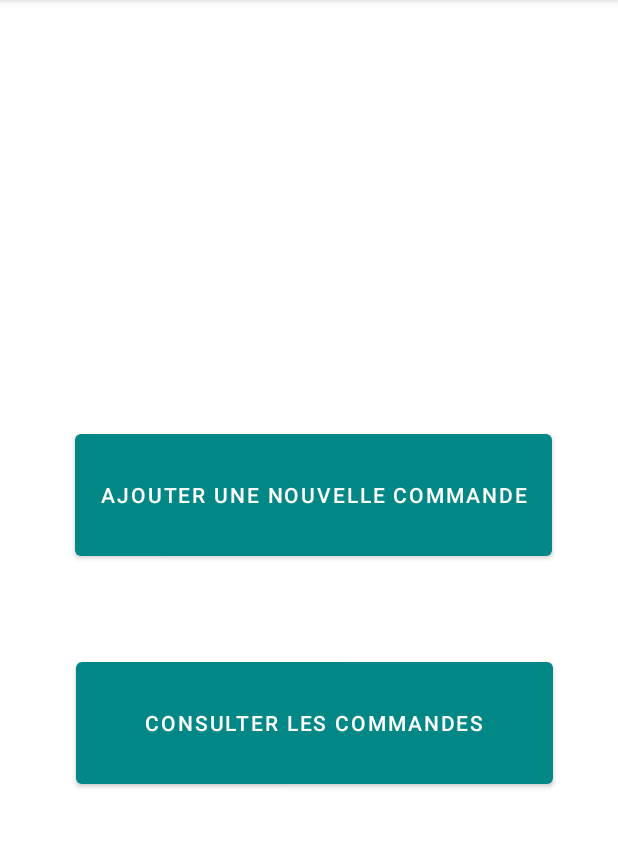
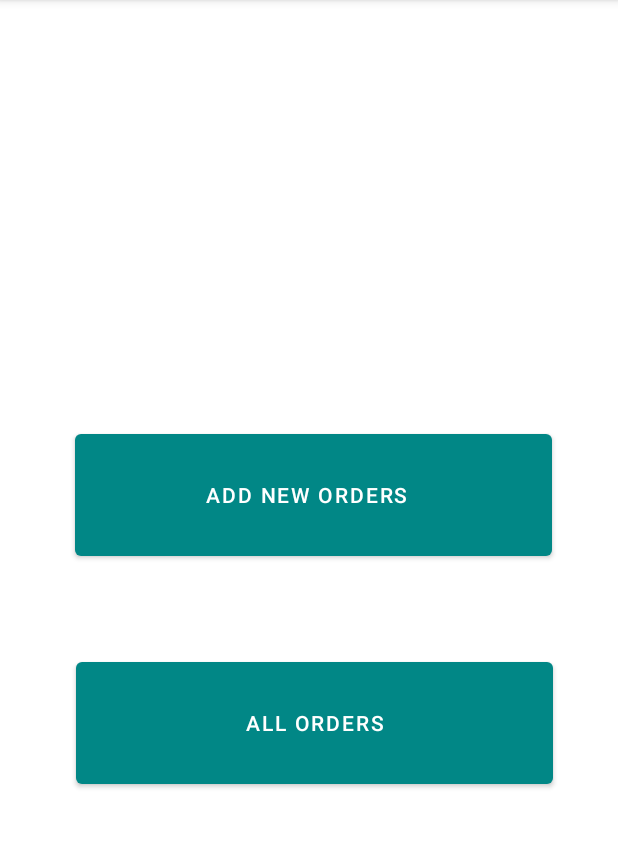
Before and after one commit to Omar-Driouch/Gestion_de_Commandes, an Android app: the screen it shows after launch (MainActivity), on a phone screen of 412 x 824 dp, the part 84-932 px from its top. Run offline under Robolectric (Android 15) with nearby library versions, the phone set to English and light mode, and no system bars.

```diff
--- a/app/src/main/AndroidManifest.xml
+++ b/app/src/main/AndroidManifest.xml
@@ -13,7 +13,7 @@
             android:name=".showdata"
             android:exported="false" />
         <activity
-            android:name=".AjouternouvelleCommande"
+            android:name=".AddNewOrder"
             android:exported="true" />
         <activity
             android:name=".MainActivity"
--- a/app/src/main/java/com/example/gestion_commandes/DatabaseHelper.java
+++ b/app/src/main/java/com/example/gestion_commandes/DatabaseHelper.java
@@ -83,7 +83,7 @@ public class DatabaseHelper extends SQLiteOpenHelper {
                    // String date = cursor.getString(3);
 
                     // Adding command to list
-                    commandes.add("ID: " + id + ", Nom: " + nom + ", Quantite: " + quantite );
+                    commandes.add(id + "," + nom + "," + quantite );
                 } while (cursor.moveToNext());
             }
 
--- a/app/src/main/java/com/example/gestion_commandes/MainActivity.java
+++ b/app/src/main/java/com/example/gestion_commandes/MainActivity.java
@@ -6,11 +6,10 @@ import android.content.Intent;
 import android.os.Bundle;
 import android.view.View;
 import android.widget.Button;
-import android.widget.Toast;
 
 public class MainActivity extends AppCompatActivity {
-    private Button Ajouterunenouvellcommand;
-    private Button Consulterlescommand;
+    private Button addneworder;
+    private Button orders;
     private Intent intent;
     private Intent intent2;
     @Override
@@ -18,10 +17,10 @@ public class MainActivity extends AppCompatActivity {
         super.onCreate(savedInstanceState);
         setContentView(R.layout.activity_main);
 
-        Ajouterunenouvellcommand = findViewById(R.id.Ajouternouvellecomand);
-        Consulterlescommand = findViewById(R.id.Consulterlescommandes);
-        intent =   new Intent(this,AjouternouvelleCommande.class);
-        Ajouterunenouvellcommand.setOnClickListener(new View.OnClickListener() {
+        addneworder = findViewById(R.id.AddNewOrders);
+        orders = findViewById(R.id.orders);
+        intent =   new Intent(this, AddNewOrder.class);
+        addneworder.setOnClickListener(new View.OnClickListener() {
             @Override
             public void onClick(View view) {
 
@@ -40,7 +39,7 @@ public class MainActivity extends AppCompatActivity {
 
 
         intent2 =   new Intent(this,showdata.class);
-        Consulterlescommand.setOnClickListener(new View.OnClickListener() {
+        orders.setOnClickListener(new View.OnClickListener() {
             @Override
             public void onClick(View view) {
 
--- a/app/src/main/res/layout/activity_main.xml
+++ b/app/src/main/res/layout/activity_main.xml
@@ -7,23 +7,23 @@
     tools:context=".MainActivity">
 
     <Button
-        android:id="@+id/Ajouternouvellecomand"
+        android:id="@+id/AddNewOrders"
         android:layout_width="318dp"
         android:layout_height="93dp"
         android:layout_marginTop="224dp"
-        android:text="Ajouter une nouvelle Commande"
+        android:text="Add new orders  "
         android:textColor="@color/white"
-        app:layout_constraintBottom_toTopOf="@+id/Consulterlescommandes"
+        app:layout_constraintBottom_toTopOf="@+id/orders"
         app:layout_constraintEnd_toEndOf="parent"
         app:layout_constraintHorizontal_bias="0.529"
         app:layout_constraintStart_toStartOf="parent"
         app:layout_constraintTop_toTopOf="parent" />
 
     <Button
-        android:id="@+id/Consulterlescommandes"
+        android:id="@+id/orders"
         android:layout_width="318dp"
         android:layout_height="93dp"
-        android:text="Consulter les commandes"
+        android:text="all orders"
         android:textColor="@color/white"
         app:layout_constraintBottom_toBottomOf="parent"
         app:layout_constraintEnd_toEndOf="parent"
```
Also changed, not shown: app/src/main/java/com/example/gestion_commandes/AddNewOrder.java (renamed from app/src/main/java/com/example/gestion_commandes/AjouternouvelleCommande.java, +11 -6 lines), app/src/main/java/com/example/gestion_commandes/showdata.java (+47 -19 lines), app/src/main/res/layout/addneworder.xml (renamed from app/src/main/res/layout/activity_ajouternouvelle_commande.xml, +6 -6 lines).
